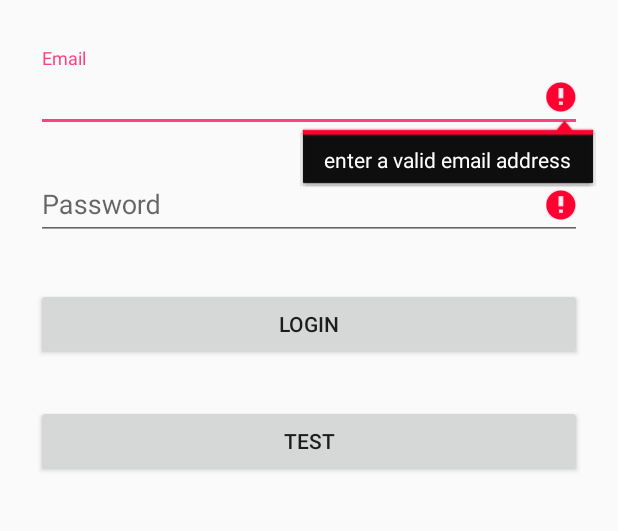
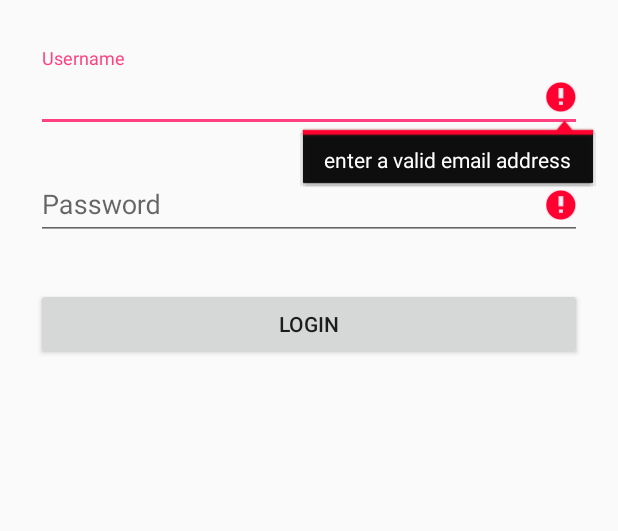
Before and after one commit to geosolutions-it/SaveMyBike, an Android app: the screen it shows after launch (SaveMyBikeActivity), after a tap on "LOGIN", on a phone screen of 412 x 824 dp, the part 192-723 px from its top. Run offline under Robolectric (Android 15) with nearby library versions, the phone set to English and light mode, and no system bars; our stand-ins replace ButterKnife; libraries missing offline, so code that uses them is left out: com.amazonaws.auth, com.amazonaws.mobileconnectors, com.amazonaws.regions, com.amazonaws.services.

Commit message:
Login fragment cleanup

```diff
--- a/mobile/app/src/main/java/it/geosolutions/savemybike/ui/fragment/LoginFragment.java
+++ b/mobile/app/src/main/java/it/geosolutions/savemybike/ui/fragment/LoginFragment.java
@@ -50,7 +50,7 @@ public class LoginFragment extends Fragment {
 
     // private static final int REQUEST_SIGNUP = 0;
 
-    @BindView(R.id.input_email)     EditText _emailText;
+    @BindView(R.id.input_username)     EditText _usernameText;
     @BindView(R.id.input_password)  EditText _passwordText;
     @BindView(R.id.btn_login)       Button _loginButton;
     @BindView(R.id.btn_test)        Button _testButton;
@@ -109,14 +109,14 @@ public class LoginFragment extends Fragment {
     public boolean validate() {
         boolean valid = true;
 
-        String email = _emailText.getText().toString();
+        String email = _usernameText.getText().toString();
         String password = _passwordText.getText().toString();
 
         if (email.isEmpty() /*|| !android.util.Patterns.EMAIL_ADDRESS.matcher(email).matches()*/) {
-            _emailText.setError("enter a valid email address");
+            _usernameText.setError("enter a valid email address");
             valid = false;
         } else {
-            _emailText.setError(null);
+            _usernameText.setError(null);
         }
 
         if (password.isEmpty() || password.length() < 4 || password.length() > 10) {
@@ -141,7 +141,7 @@ public class LoginFragment extends Fragment {
         CognitoUserPool userPool = new CognitoUserPool((getActivity()), Constants.AWS_POOL, Constants.AWS_CLIENT_ID_WO_SECRET, null, Regions.US_WEST_2);
 
         final SharedPreferences preferences = PreferenceManager.getDefaultSharedPreferences(getActivity());
-        final String userId = preferences.getString(Constants.PREF_USERID, _emailText.getText().toString() );
+        final String userId = preferences.getString(Constants.PREF_USERID, _usernameText.getText().toString() );
         final String accessTokenString = preferences.getString(Constants.PREF_CONFIG_IDTOKEN, null);
         final String idTokenString = preferences.getString(Constants.PREF_CONFIG_ACCESSTOKEN, null);
         final String refreshTokenString = preferences.getString(Constants.PREF_CONFIG_REFRESHTOKEN, null);
@@ -195,7 +195,6 @@ public class LoginFragment extends Fragment {
             ed.putString(Constants.PREF_CONFIG_IDTOKEN, idToken);
             ed.putString(Constants.PREF_CONFIG_REFRESHTOKEN, refreshToken);
             ed.apply();
-
 
             if (newDevice != null) {
                 if(newDevice.getDeviceName() != null) Log.d(TAG, newDevice.getDeviceName());
--- a/mobile/app/src/main/res/layout/fragment_login.xml
+++ b/mobile/app/src/main/res/layout/fragment_login.xml
@@ -24,11 +24,13 @@
             android:layout_height="wrap_content"
             android:layout_marginTop="8dp"
             android:layout_marginBottom="8dp">
-            <EditText android:id="@+id/input_email"
+
+            <EditText
+                android:id="@+id/input_username"
                 android:layout_width="match_parent"
                 android:layout_height="wrap_content"
-                android:inputType="textEmailAddress"
-                android:hint="@string/email_hint" />
+                android:hint="@string/username_hint"
+                android:inputType="textEmailAddress" />
         </android.support.design.widget.TextInputLayout>
 
         <!-- Password Label -->
@@ -57,10 +59,11 @@
             android:id="@+id/btn_test"
             android:layout_width="fill_parent"
             android:layout_height="wrap_content"
+            android:layout_marginBottom="6dp"
             android:layout_marginTop="6dp"
-            android:layout_marginBottom="6dp"
             android:padding="6dp"
-            android:text="test"/>
+            android:text="test"
+            android:visibility="gone" />
 
         <TextView android:id="@+id/link_signup"
             android:layout_width="fill_parent"
--- a/mobile/app/src/main/res/values/strings.xml
+++ b/mobile/app/src/main/res/values/strings.xml
@@ -15,7 +15,7 @@
     <string name="menu_wifi">Upload only with Wifi</string>
     <string name="login_button_text">Login</string>
     <string name="password_hint">Password</string>
-    <string name="email_hint">Email</string>
+    <string name="username_hint">Username</string>
     <string name="create_account_link">No account yet? Create one</string>
 
 
```
